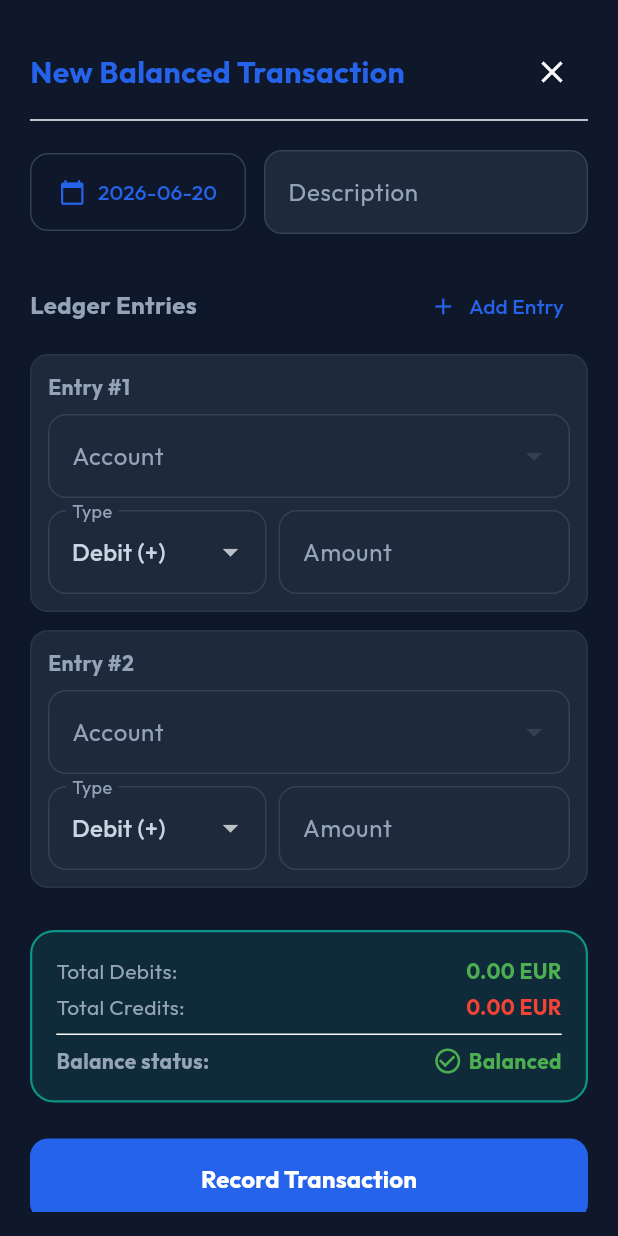
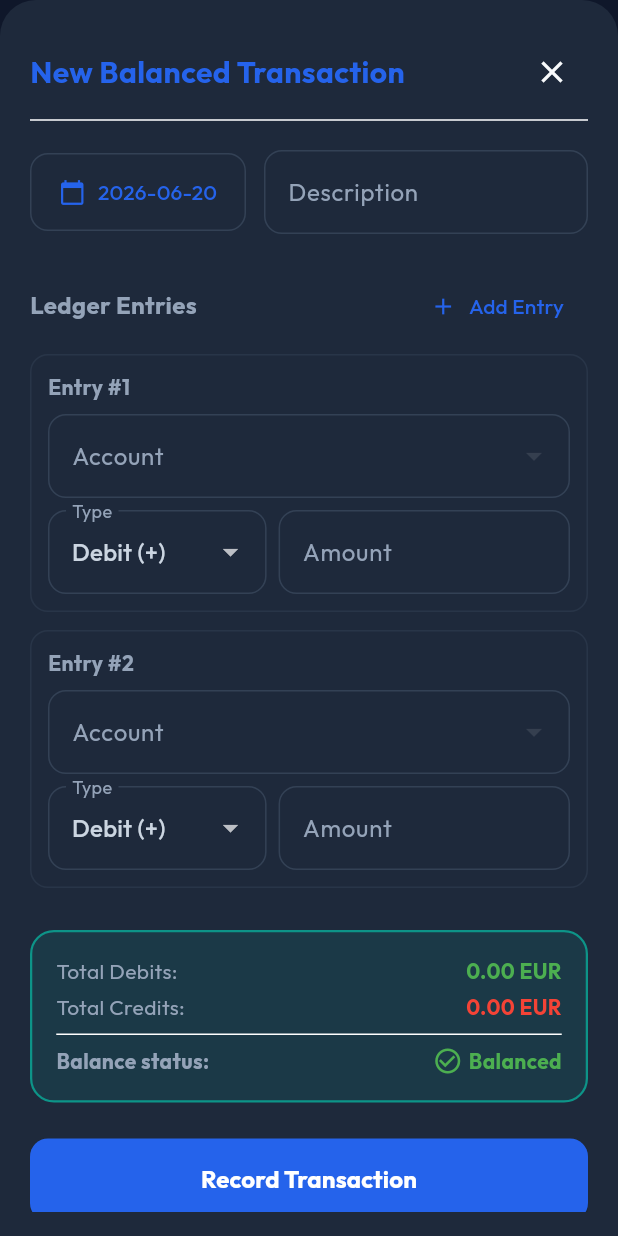
Before and after one commit to AFulvio1/nwt-app, a Flutter app: the TransactionModal widget shown alone on an empty page, opened directly, on a phone screen of 412 x 824 dp. Run offline on Flutter 3.47's test engine with Material 3 defaults, Android fonts, the phone set to English and light mode, and no system bars; our stand-ins replace drift, fl_chart, flutter_riverpod, flutter_secure_storage, google_fonts, local_auth; accounts and stored records are empty; generated files the repository leaves out were written again.

Commit message:
Refactor database connection and update theme color usage across components; add devtools options configuration file

```diff
--- /dev/null
+++ b/devtools_options.yaml
@@ -0,0 +1,3 @@
+description: This file stores settings for Dart & Flutter DevTools.
+documentation: https://docs.flutter.dev/tools/devtools/extensions#configure-extension-enablement-states
+extensions:
--- a/lib/core/theme/theme.dart
+++ b/lib/core/theme/theme.dart
@@ -40,11 +40,9 @@ class AppTheme {
         primary: cobaltBlue,
         secondary: teal,
         error: coral,
-        background: slateLightBg,
         surface: slateLightSurface,
         onPrimary: Colors.white,
         onSecondary: Colors.white,
-        onBackground: Color(0xFF0F172A),
         onSurface: Color(0xFF0F172A),
         outline: slateLightBorder,
       ),
@@ -102,11 +100,9 @@ class AppTheme {
         primary: cobaltBlue,
         secondary: teal,
         error: coral,
-        background: slateDarkBg,
         surface: slateDarkSurface,
         onPrimary: Colors.white,
         onSecondary: Colors.white,
-        onBackground: Color(0xFFF8FAFC),
         onSurface: Color(0xFFF8FAFC),
         outline: slateDarkBorder,
       ),
--- a/lib/features/transactions/transaction_modal.dart
+++ b/lib/features/transactions/transaction_modal.dart
@@ -153,7 +153,7 @@ class _TransactionModalState extends ConsumerState<TransactionModal> {
 
     return Container(
       decoration: BoxDecoration(
-        color: Theme.of(context).colorScheme.background,
+        color: Theme.of(context).colorScheme.surface,
         borderRadius: const BorderRadius.vertical(top: Radius.circular(24)),
       ),
       padding: EdgeInsets.only(
@@ -260,7 +260,7 @@ class _TransactionModalState extends ConsumerState<TransactionModal> {
                     margin: const EdgeInsets.only(bottom: 12),
                     shape: RoundedRectangleBorder(
                       borderRadius: BorderRadius.circular(12),
-                      side: BorderSide(color: Theme.of(context).colorScheme.outline.withOpacity(0.5)),
+                      side: BorderSide(color: Theme.of(context).colorScheme.outline.withValues(alpha: 0.5)),
                     ),
                     child: Padding(
                       padding: const EdgeInsets.all(12.0),
@@ -290,7 +290,7 @@ class _TransactionModalState extends ConsumerState<TransactionModal> {
                           const SizedBox(height: 8),
                           // Row 1: Account Selection
                           DropdownButtonFormField<int>(
-                            value: entry.accountId,
+                            initialValue: entry.accountId,
                             decoration: const InputDecoration(labelText: 'Account'),
                             items: accounts.map((acc) {
                               return DropdownMenuItem<int>(
@@ -317,7 +317,7 @@ class _TransactionModalState extends ConsumerState<TransactionModal> {
                               Expanded(
                                 flex: 3,
                                 child: DropdownButtonFormField<bool>(
-                                  value: entry.isDebit,
+                                  initialValue: entry.isDebit,
                                   decoration: const InputDecoration(labelText: 'Type'),
                                   items: const [
                                     DropdownMenuItem(value: true, child: Text('Debit (+)')),
@@ -383,7 +383,7 @@ class _TransactionModalState extends ConsumerState<TransactionModal> {
                                   child: Container(
                                     padding: const EdgeInsets.symmetric(horizontal: 12, vertical: 16),
                                     decoration: BoxDecoration(
-                                      color: Theme.of(context).colorScheme.outline.withOpacity(0.1),
+                                      color: Theme.of(context).colorScheme.outline.withValues(alpha: 0.1),
                                       borderRadius: BorderRadius.circular(12),
                                     ),
                                     child: Text(
@@ -408,8 +408,8 @@ class _TransactionModalState extends ConsumerState<TransactionModal> {
                 padding: const EdgeInsets.all(16),
                 decoration: BoxDecoration(
                   color: isBalanced
-                      ? Theme.of(context).colorScheme.secondary.withOpacity(0.15)
-                      : Theme.of(context).colorScheme.error.withOpacity(0.15),
+                      ? Theme.of(context).colorScheme.secondary.withValues(alpha: 0.15)
+                      : Theme.of(context).colorScheme.error.withValues(alpha: 0.15),
                   borderRadius: BorderRadius.circular(16),
                   border: Border.all(
                     color: isBalanced ? Theme.of(context).colorScheme.secondary : Theme.of(context).colorScheme.error,
@@ -485,7 +485,7 @@ class _TransactionModalState extends ConsumerState<TransactionModal> {
                 style: ElevatedButton.styleFrom(
                   backgroundColor: Theme.of(context).colorScheme.primary,
                   foregroundColor: Colors.white,
-                  disabledBackgroundColor: Theme.of(context).colorScheme.outline.withOpacity(0.5),
+                  disabledBackgroundColor: Theme.of(context).colorScheme.outline.withValues(alpha: 0.5),
                   padding: const EdgeInsets.symmetric(vertical: 16),
                   shape: RoundedRectangleBorder(
                     borderRadius: BorderRadius.circular(12),
--- a/lib/shared/providers.dart
+++ b/lib/shared/providers.dart
@@ -1,6 +1,5 @@
 import 'package:flutter_riverpod/flutter_riverpod.dart';
 import 'package:drift/drift.dart';
-import 'package:drift/drift.dart' as drift;
 import '../core/database/database.dart';
 
 // Stream of all active accounts
@@ -37,7 +36,7 @@ final transactionsStreamProvider = StreamProvider<List<TransactionWithEntries>>(
   final txsStream = (db.select(db.transactions)
         ..orderBy([(t) => OrderingTerm(expression: t.date, mode: OrderingMode.desc)]))
       .watch();
-  final entriesStream = db.select(db.entries).watch();
+  db.select(db.entries).watch();
 
   return txsStream.asyncMap((txs) async {
     final entries = await db.select(db.entries).get();
```
Also changed, not shown: lib/core/database/database.dart (+4 -5 lines), lib/features/auth/login_screen.dart (+4 -4 lines), lib/features/dashboard/dashboard_view.dart (+7 -7 lines).
